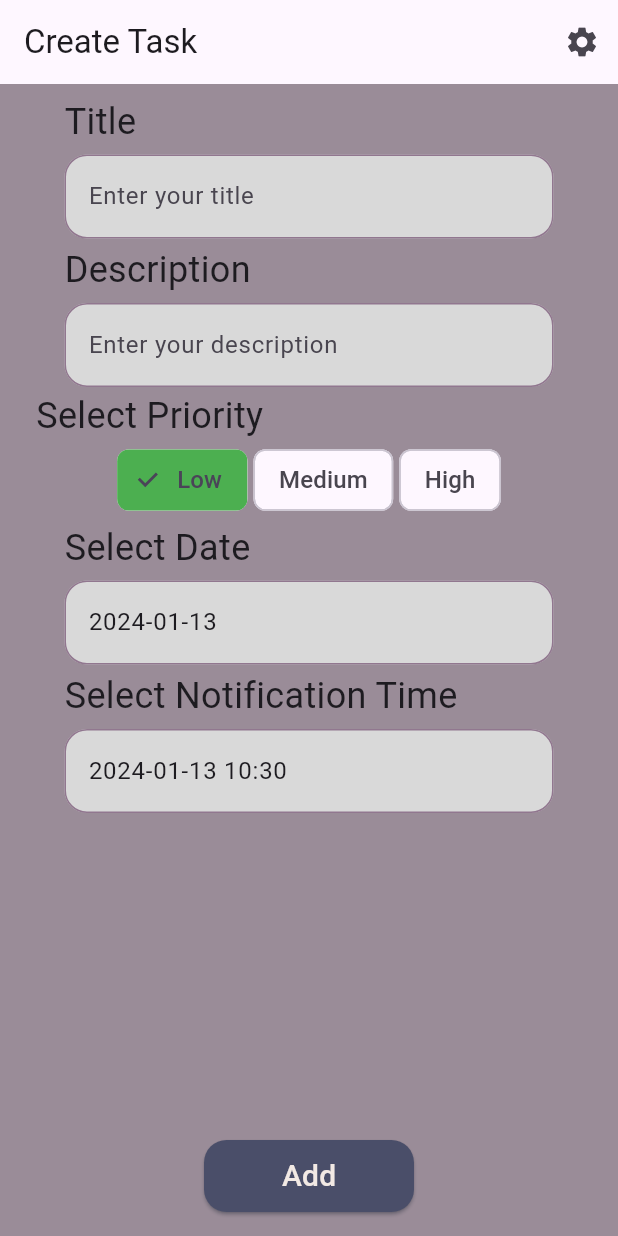
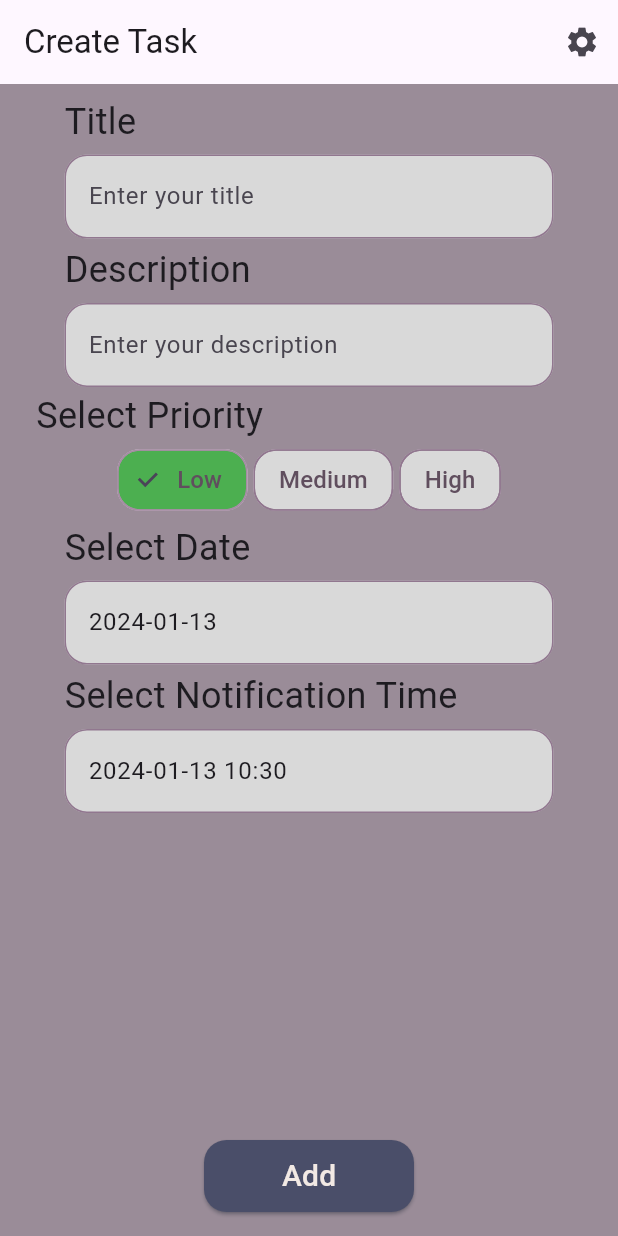
Before and after one commit to LifeBalance2023/App, a Flutter app: the screen it shows after launch, on a phone screen of 412 x 824 dp. Run offline on Flutter 3.47's test engine with Material 3 defaults, Android fonts, the phone set to English and light mode, and no system bars; our stand-ins replace dio, equatable, firebase_auth, firebase_core, flutter_bloc, flutter_dotenv and 5 more; accounts and stored records are empty; Roboto replaces fonts that are missing (JejuGothic).

Commit message:
Adjusted colors for priority chips

```diff
--- a/frontend/lib/main.dart
+++ b/frontend/lib/main.dart
@@ -10,7 +10,9 @@ import 'firebase/firebase_configuration.dart';
 
 void main() async {
   _initializeTimeZones();
-  (await FirebaseConfiguration.initialize()).onFailure(print);
+  (await FirebaseConfiguration.initialize()).onFailure((error) {
+    print(error.message);
+  });
   runApp(const MyApp());
 }
 
--- a/frontend/lib/screens/task_creator/task_creator_screen.dart
+++ b/frontend/lib/screens/task_creator/task_creator_screen.dart
@@ -149,6 +149,7 @@ class TaskCreatorScreen extends StatelessWidget {
     }
   }
 
+  // TODO: Refactor this into a separate widget
   Padding _buildAllPriorityChips({
     required TaskCreatorState state,
     required BuildContext context,
@@ -180,6 +181,7 @@ class TaskCreatorScreen extends StatelessWidget {
         style: const TextStyle(
           fontFamily: 'JejuGothic',
           fontSize: 16.0,
+          color: Color(0xFF604E5E), // Adjust color to match the TextField cursor color
         ),
       ),
       selected: priorityChips.isSelected,
@@ -187,6 +189,13 @@ class TaskCreatorScreen extends StatelessWidget {
         BlocProvider.of<TaskCreatorBloc>(context).add(TaskCreatorPriorityChanged(priorityChips.priority));
       },
       selectedColor: priorityChips.color,
+      backgroundColor: const Color(0xFFD9D9D9), // Similar to TextField fill color
+      shape: RoundedRectangleBorder(
+        borderRadius: BorderRadius.circular(15),
+        side: BorderSide(
+          color: priorityChips.isSelected ? Color(0xFFA68DA4) : Color(0xFF91778F), // Adjust border color
+        ),
+      ),
     ),
   );
 }
```
Lines whose indentation alone changed are shown as unchanged.
